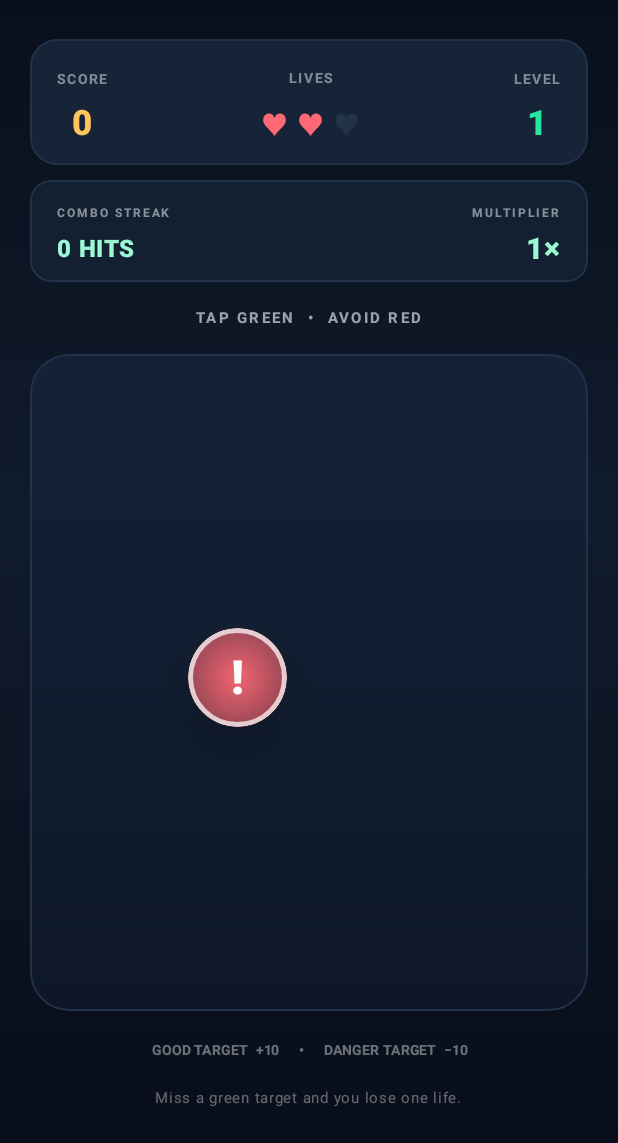
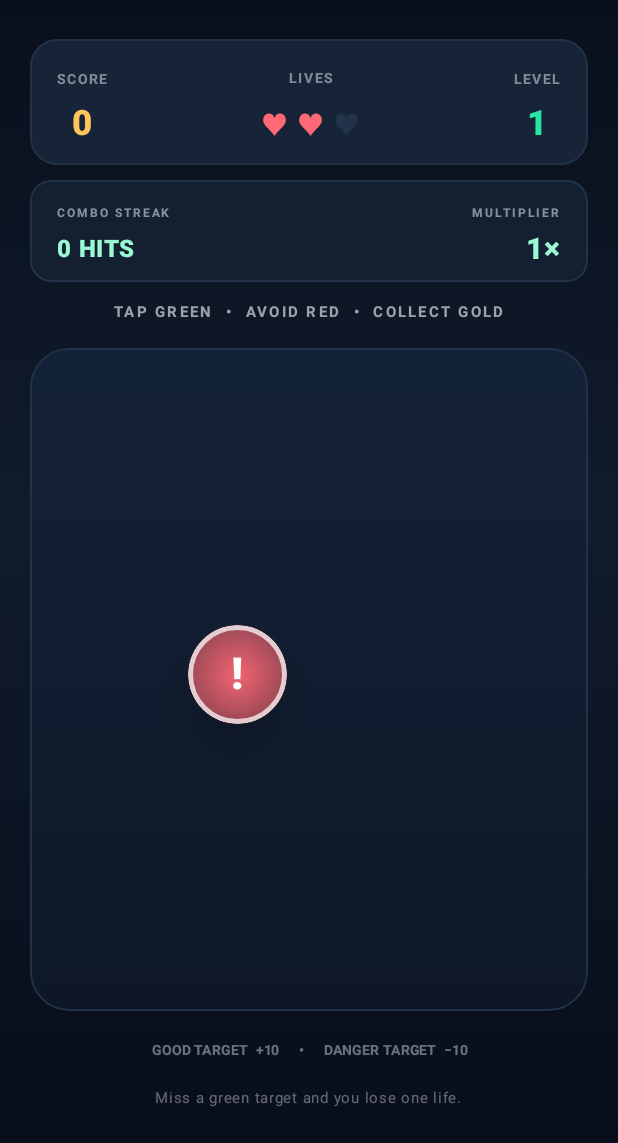
Before and after one commit to wanyoike-dennis/ReflexRush, an Android app built with Jetpack Compose: the screen it shows after launch (MainActivity), after a tap on "PLAY NOW", on a phone screen of 412 x 824 dp, the part 93-1236 px from its top. Run offline under Robolectric (Android 15) with nearby library versions, the phone set to English and light mode, and no system bars.

Commit message:
Display and collect gameplay powerups

```diff
--- a/app/src/main/java/com/inventsolutions/reflexrush/GameScreen.kt
+++ b/app/src/main/java/com/inventsolutions/reflexrush/GameScreen.kt
@@ -62,6 +62,7 @@ import com.inventsolutions.reflexrush.game.GameEngine
 import com.inventsolutions.reflexrush.game.GameplayEvent
 import com.inventsolutions.reflexrush.game.GameStatus
 import com.inventsolutions.reflexrush.game.GameTarget
+import com.inventsolutions.reflexrush.game.PowerupType
 import com.inventsolutions.reflexrush.game.TargetType
 import com.inventsolutions.reflexrush.ui.theme.RushAmber
 import com.inventsolutions.reflexrush.ui.theme.RushBackground
@@ -299,10 +300,41 @@ fun GameScreen(
                 }
             }
 
-            Spacer(Modifier.height(12.dp))
+            Spacer(Modifier.height(8.dp))
+
+            if (gameState.activeTimedPowerup != null || gameState.shieldAvailable) {
+                Row(
+                    modifier = Modifier
+                        .fillMaxWidth()
+                        .clip(RoundedCornerShape(12.dp))
+                        .background(Color(0xFF2B281D))
+                        .border(1.dp, RushAmber.copy(alpha = 0.55f), RoundedCornerShape(12.dp))
+                        .padding(horizontal = 14.dp, vertical = 9.dp),
+                    horizontalArrangement = Arrangement.SpaceBetween,
+                    verticalAlignment = Alignment.CenterVertically
+                ) {
+                    Text(
+                        gameState.activeTimedPowerup?.let {
+                            val seconds = (gameState.powerupRemainingMs + 999L) / 1_000L
+                            when (it) {
+                                PowerupType.DOUBLE_POINTS -> "2× POINTS  •  ${seconds}s"
+                                PowerupType.SLOW_TIME -> "SLOW TIME  •  ${seconds}s"
+                                else -> it.name
+                            }
+                        } ?: "POWERUP READY",
+                        color = RushAmber,
+                        fontSize = 10.sp,
+                        fontWeight = FontWeight.ExtraBold
+                    )
+                    if (gameState.shieldAvailable) {
+                        Text("SHIELD  ●", color = RushMint, fontSize = 10.sp, fontWeight = FontWeight.ExtraBold)
+                    }
+                }
+                Spacer(Modifier.height(8.dp))
+            }
 
             Text(
-                "TAP GREEN  •  AVOID RED",
+                "TAP GREEN  •  AVOID RED  •  COLLECT GOLD",
                 color = MaterialTheme.colorScheme.onBackground.copy(alpha = 0.62f),
                 fontSize = 10.sp,
                 fontWeight = FontWeight.Bold,
@@ -336,7 +368,9 @@ fun GameScreen(
                             val nextState = engine.tapTarget(target.id)
                             val events = engine.drainEvents()
                             val hitEvent = events.firstOrNull {
-                                it is GameplayEvent.GoodTargetHit || it is GameplayEvent.DangerTargetHit
+                                it is GameplayEvent.GoodTargetHit ||
+                                    it is GameplayEvent.DangerTargetHit ||
+                                    it is GameplayEvent.PowerupCollected
                             }
                             when (hitEvent) {
                                 is GameplayEvent.GoodTargetHit -> {
@@ -346,6 +380,15 @@ fun GameScreen(
                                 is GameplayEvent.DangerTargetHit -> {
                                     actionFeedback = "−${hitEvent.pointsDeducted}"
                                     actionFeedbackColor = RushRed
+                                }
+                                is GameplayEvent.PowerupCollected -> {
+                                    actionFeedback = when (hitEvent.powerup) {
+                                        PowerupType.GOLDEN_STAR -> "+50 BONUS"
+                                        PowerupType.DOUBLE_POINTS -> "DOUBLE POINTS!"
+                                        PowerupType.SLOW_TIME -> "SLOW TIME!"
+                                        PowerupType.SHIELD -> "SHIELD READY!"
+                                    }
+                                    actionFeedbackColor = RushAmber
                                 }
                                 else -> Unit
                             }
@@ -444,7 +487,12 @@ private fun GameTargetButton(
     onClick: () -> Unit
 ) {
     val isDanger = target.type == TargetType.DANGER
-    val targetColor = if (isDanger) RushRed else RushGreen
+    val isPowerup = target.type == TargetType.POWERUP
+    val targetColor = when {
+        isDanger -> RushRed
+        isPowerup -> RushAmber
+        else -> RushGreen
+    }
     var hasAppeared by remember(target.id) { mutableStateOf(false) }
     LaunchedEffect(target.id) { hasAppeared = true }
     val targetScale by animateFloatAsState(
@@ -470,16 +518,24 @@ private fun GameTargetButton(
             )
             .border(3.dp, Color.White.copy(alpha = 0.72f), CircleShape)
             .clickable(
-                onClickLabel = if (isDanger) "Danger target. Avoid tapping." else "Good target. Tap to score points.",
+                onClickLabel = when {
+                    isDanger -> "Danger target. Avoid tapping."
+                    isPowerup -> "Powerup target. Tap to collect."
+                    else -> "Good target. Tap to score points."
+                },
                 role = Role.Button,
                 onClick = onClick
             ),
         contentAlignment = Alignment.Center
     ) {
         Text(
-            if (isDanger) "!" else "＋",
+            when {
+                isDanger -> "!"
+                isPowerup -> "★"
+                else -> "＋"
+            },
             color = if (isDanger) Color.White else Color(0xFF062116),
-            fontSize = if (isDanger) 31.sp else 29.sp,
+            fontSize = 29.sp,
             fontWeight = FontWeight.Black
         )
     }
```
